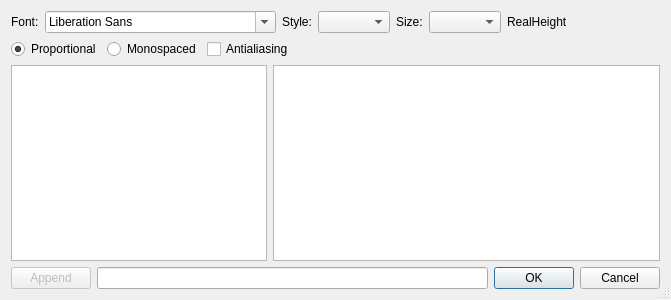
Before: the Qt Designer form controls/fonts/dialogfontselect.ui in riuson/lcd-image-converter, drawn with Qt 5.
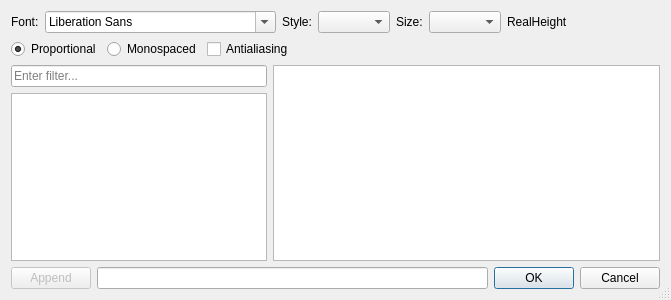
After: the same form once the commit is applied.

Commit message: Added line edit for blocks filter

```diff
--- a/controls/fonts/dialogfontselect.ui
+++ b/controls/fonts/dialogfontselect.ui
@@ -16,7 +16,7 @@
   <property name="sizeGripEnabled">
    <bool>true</bool>
   </property>
-  <layout class="QVBoxLayout" name="verticalLayout">
+  <layout class="QVBoxLayout" name="verticalLayout_2">
    <item>
     <layout class="QHBoxLayout" name="horizontalLayout">
      <item>
@@ -115,6 +115,21 @@
    <item>
     <layout class="QHBoxLayout" name="horizontalLayout_4">
      <item>
+      <layout class="QVBoxLayout" name="verticalLayout">
+       <item>
+        <widget class="QLineEdit" name="lineEditUnicodeBlocksFilter">
+         <property name="sizePolicy">
+          <sizepolicy hsizetype="Preferred" vsizetype="Fixed">
+           <horstretch>0</horstretch>
+           <verstretch>0</verstretch>
+          </sizepolicy>
+         </property>
+         <property name="placeholderText">
+          <string>Enter filter...</string>
+         </property>
+        </widget>
+       </item>
+       <item>
       <widget class="QListView" name="listViewBlocks">
        <property name="sizePolicy">
         <sizepolicy hsizetype="Preferred" vsizetype="Expanding">
@@ -123,6 +138,8 @@
         </sizepolicy>
        </property>
       </widget>
+       </item>
+      </layout>
      </item>
      <item>
       <widget class="QTableView" name="tableView"/>
```
Lines whose indentation alone changed are shown as unchanged.
